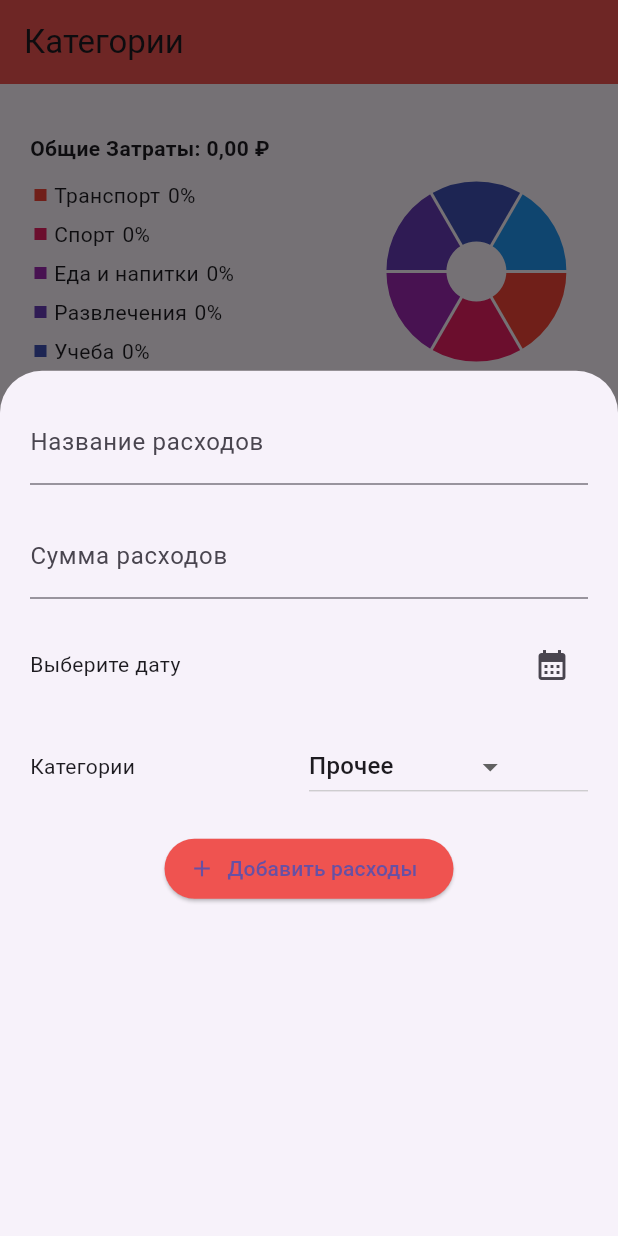
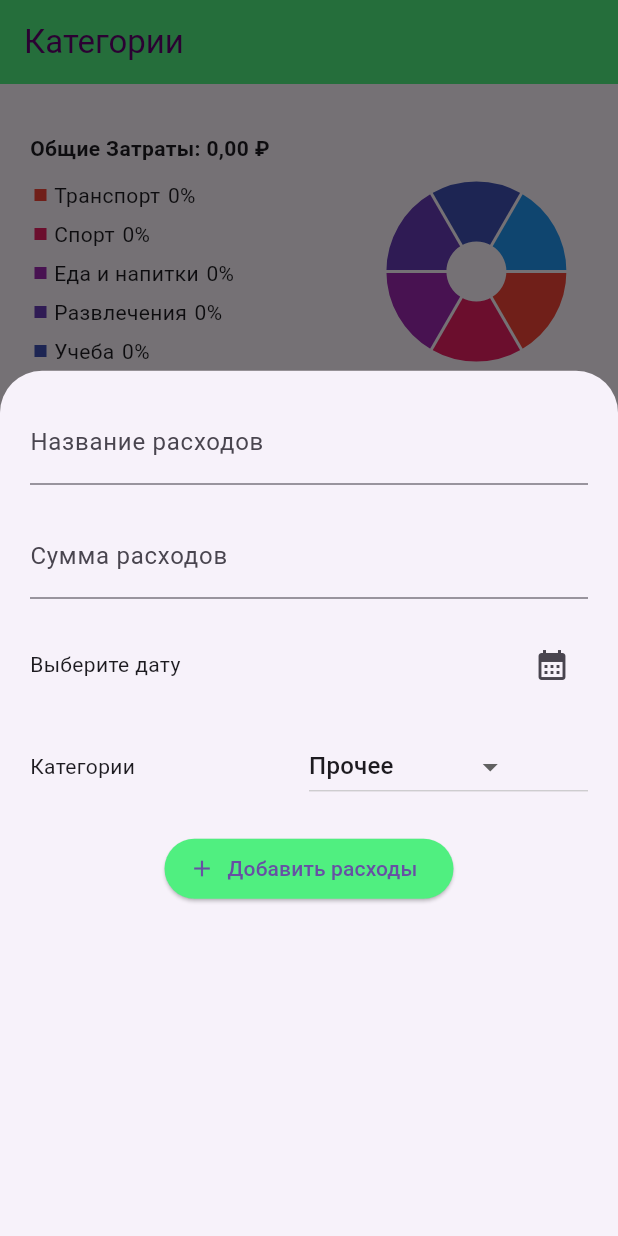
Before and after one commit to 517ANT38/Expense-tracker-app-Flutter, a Flutter app: the screen it shows after launch, after a tap on the "add" icon, on a phone screen of 412 x 824 dp. Run offline on Flutter 3.47's test engine with Material 3 defaults, Android fonts, the phone set to English and light mode, and no system bars; drawn by our look-alikes of fl_chart; our stand-ins replace sqflite, sqflite_common_ffi; accounts and stored records are empty.

Commit message:
add change

```diff
--- a/lib/screens/all_expenses.dart
+++ b/lib/screens/all_expenses.dart
@@ -14,8 +14,8 @@ class _AllExpensesState extends State<AllExpenses> {
   Widget build(BuildContext context) {
     return Scaffold(
       appBar: AppBar(
-        title: const Text('Все расходы'),
-        backgroundColor: Colors.red[400],
+        title: const Text('Все расходы',style: TextStyle(color: Color.fromARGB(255, 93, 3, 109))),
+        backgroundColor: const Color.fromARGB(255, 80, 239, 128),
       ),
       body: const AllExpensesFetcher(),
     );
--- a/lib/screens/category_screen.dart
+++ b/lib/screens/category_screen.dart
@@ -9,8 +9,8 @@ class CategoryScreen extends StatelessWidget {
   Widget build(BuildContext context) {
     return Scaffold(
       appBar: AppBar(
-        title: const Text('Категории'),
-        backgroundColor: Colors.red[400],
+        title: const Text('Категории',style: TextStyle(color: Color.fromARGB(255, 93, 3, 109)),),
+        backgroundColor: const Color.fromARGB(255, 80, 239, 128),
       ),
       body: const CategoryFetcher(),
       floatingActionButton: FloatingActionButton(
@@ -21,8 +21,8 @@ class CategoryScreen extends StatelessWidget {
             builder: (_) => const ExpenseForm(),
           );
         },
-        backgroundColor: Colors.red[400],
-        child: const Icon(Icons.add),
+        backgroundColor: const Color.fromARGB(255, 80, 239, 128),
+        child: const Icon(Icons.add,color: Color.fromARGB(255, 93, 3, 109),),
       ),
     );
   }
--- a/lib/screens/expense_screen.dart
+++ b/lib/screens/expense_screen.dart
@@ -9,8 +9,8 @@ class ExpenseScreen extends StatelessWidget {
     final category = ModalRoute.of(context)!.settings.arguments as String;
     return Scaffold(
       appBar: AppBar(
-        title: const Text('Расход по категории'),
-        backgroundColor: Colors.red[400],
+        title: const Text('Расход по категории',style: TextStyle(color: Color.fromARGB(255, 93, 3, 109))),
+        backgroundColor: const Color.fromARGB(255, 80, 239, 128),
       ),
       body: ExpenseFetcher(category),
     );
--- a/lib/widgets/expense_form.dart
+++ b/lib/widgets/expense_form.dart
@@ -18,12 +18,11 @@ class _ExpenseFormState extends State<ExpenseForm> {
   DateTime? _date;
   String _initialValue = 'Прочее';
 
-  //
   _pickDate() async {
     DateTime? pickedDate = await showDatePicker(
         context: context,
         initialDate: DateTime.now(),
-        firstDate: DateTime(2022),
+        firstDate: DateTime(2023),
         lastDate: DateTime.now(),
         locale:  const Locale('ru', 'RU')
 
@@ -46,7 +45,6 @@ class _ExpenseFormState extends State<ExpenseForm> {
       child: SingleChildScrollView(
         child: Column(
           children: [
-            // title
             TextField(
               controller: _title,
               decoration: const InputDecoration(
@@ -54,7 +52,6 @@ class _ExpenseFormState extends State<ExpenseForm> {
               ),
             ),
             const SizedBox(height: 20.0),
-            // amount
             TextField(
               controller: _amount,
               keyboardType: TextInputType.number,
@@ -63,7 +60,6 @@ class _ExpenseFormState extends State<ExpenseForm> {
               ),
             ),
             const SizedBox(height: 20.0),
-            // date picker
             Row(
               children: [
                 Expanded(
@@ -78,7 +74,6 @@ class _ExpenseFormState extends State<ExpenseForm> {
               ],
             ),
             const SizedBox(height: 20.0),
-            // category
             Row(
               children: [
                 const Expanded(child: Text('Категории')),
@@ -105,11 +100,10 @@ class _ExpenseFormState extends State<ExpenseForm> {
             const SizedBox(height: 20.0),
             ElevatedButton.icon(
               style: ButtonStyle(
-                backgroundColor: MaterialStatePropertyAll(Colors.red[400]),
+                backgroundColor: MaterialStatePropertyAll(const Color.fromARGB(255, 80, 239, 128)),
               ),
               onPressed: () {
                 if (_title.text != '' && _amount.text != '') {
-                  // create an expense
                   final file = Expense(
                     id: 0,
                     title: _title.text,
@@ -117,9 +111,7 @@ class _ExpenseFormState extends State<ExpenseForm> {
                     date: _date != null ? _date! : DateTime.now(),
                     category: _initialValue,
                   );
-                  // add it to database.
                   provider.addExpense(file);
-                  // close the bottomsheet
                   Navigator.of(context).pop();
                 }
               },
```
